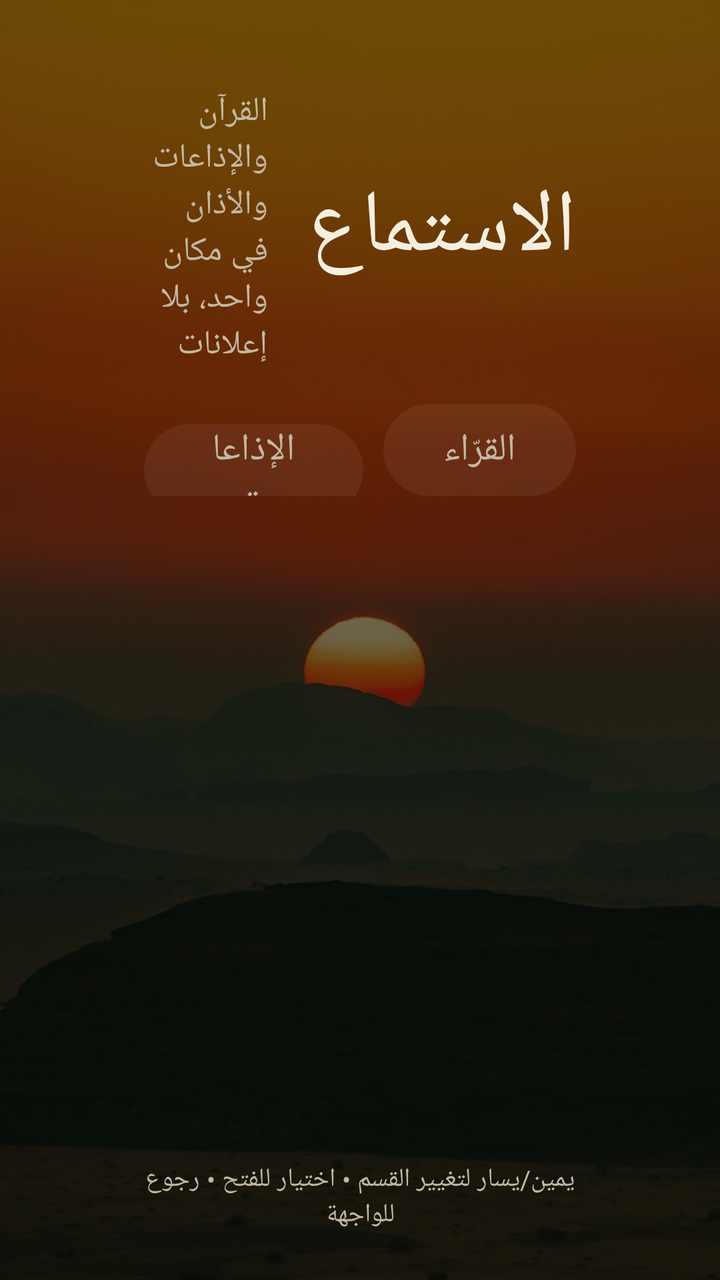
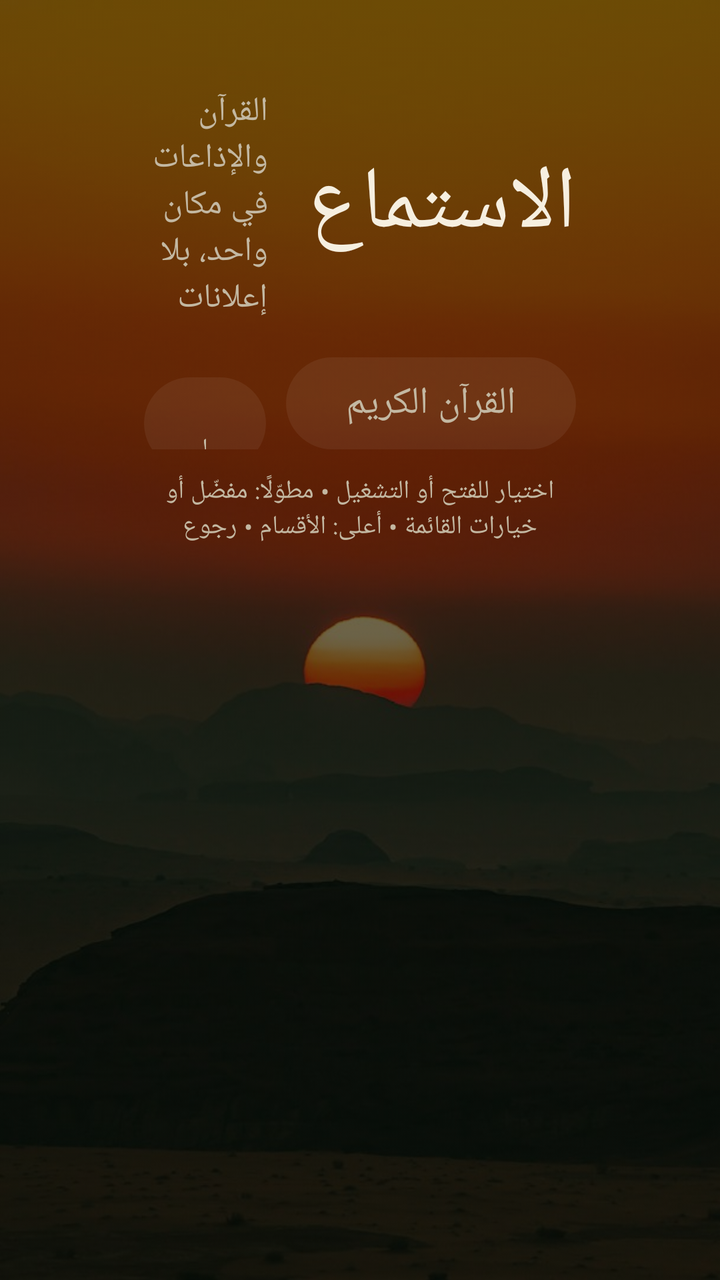

An Android layout rendered at two revisions. The XML below is the earlier revision; the diff shows what the commit changed to produce the second picture.
<!-- AndroidManifest.xml: activity theme android:Theme.Black.NoTitleBar.Fullscreen -->
<!-- res/layout/activity_main.xml -->
<?xml version="1.0" encoding="utf-8"?>
<FrameLayout xmlns:android="http://schemas.android.com/apk/res/android"
    android:layout_width="match_parent"
    android:layout_height="match_parent"
    android:background="@color/bg"
    android:layoutDirection="rtl">

    <ImageView
        android:id="@+id/bg"
        android:layout_width="match_parent"
        android:layout_height="match_parent"
        android:alpha="0.42"
        android:contentDescription="@null"
        android:scaleType="centerCrop"
        android:src="@drawable/bg" />

    <LinearLayout
        android:layout_width="match_parent"
        android:layout_height="match_parent"
        android:orientation="vertical"
        android:paddingStart="72dp"
        android:paddingTop="44dp"
        android:paddingEnd="72dp"
        android:paddingBottom="24dp">

        <LinearLayout
            android:layout_width="match_parent"
            android:layout_height="wrap_content"
            android:gravity="center_vertical"
            android:orientation="horizontal">

            <TextView
                android:id="@+id/title"
                android:layout_width="wrap_content"
                android:layout_height="wrap_content"
                android:text="@string/app_name"
                android:textColor="@color/sand"
                android:textSize="44sp" />

            <TextView
                android:id="@+id/tagline"
                android:layout_width="wrap_content"
                android:layout_height="wrap_content"
                android:layout_marginStart="20dp"
                android:text="@string/tagline"
                android:textColor="@color/dim"
                android:textSize="17sp" />
        </LinearLayout>

        <LinearLayout
            android:id="@+id/tabs"
            android:layout_width="wrap_content"
            android:layout_height="wrap_content"
            android:layout_marginTop="18dp"
            android:orientation="horizontal">

            <TextView
                android:id="@+id/tab_reciters"
                android:layout_width="wrap_content"
                android:layout_height="46dp"
                android:background="@drawable/tab_bg"
                android:clickable="true"
                android:focusable="true"
                android:gravity="center"
                android:paddingStart="30dp"
                android:paddingEnd="30dp"
                android:text="@string/reciters"
                android:textColor="@color/tab_text"
                android:textSize="19sp" />

            <TextView
                android:id="@+id/tab_stations"
                android:layout_width="wrap_content"
                android:layout_height="46dp"
                android:layout_marginStart="10dp"
                android:background="@drawable/tab_bg"
                android:clickable="true"
                android:focusable="true"
                android:gravity="center"
                android:paddingStart="30dp"
                android:paddingEnd="30dp"
                android:text="@string/tab_ma"
                android:textColor="@color/tab_text"
                android:textSize="19sp" />

              <TextView
                android:id="@+id/tab_quran"
                android:layout_width="wrap_content"
                android:layout_height="46dp"
                android:layout_marginStart="10dp"
                android:background="@drawable/tab_bg"
                android:clickable="true"
                android:focusable="true"
                android:gravity="center"
                android:paddingStart="30dp"
                android:paddingEnd="30dp"
                android:text="@string/tab_quran"
                android:textColor="@color/tab_text"
                android:textSize="19sp" />

          <TextView
                android:id="@+id/tab_adhan"
                android:layout_width="wrap_content"
                android:layout_height="46dp"
                android:layout_marginStart="10dp"
                android:background="@drawable/tab_bg"
                android:clickable="true"
                android:focusable="true"
                android:gravity="center"
                android:paddingStart="30dp"
                android:paddingEnd="30dp"
                android:text="@string/adhan"
                android:textColor="@color/tab_text"
                android:textSize="19sp" />
        </LinearLayout>

        <ListView
            android:id="@+id/list"
            android:layout_width="match_parent"
            android:layout_height="0dp"
            android:layout_marginTop="16dp"
            android:layout_weight="1"
            android:clipToPadding="false"
            android:divider="@android:color/transparent"
            android:dividerHeight="9dp"
            android:fadingEdge="none"
            android:listSelector="@android:color/transparent"
            android:paddingBottom="8dp"
            android:scrollbars="none" />

        <GridView
            android:id="@+id/grid"
            android:layout_width="match_parent"
            android:layout_height="0dp"
            android:layout_marginTop="16dp"
            android:layout_weight="1"
            android:clipToPadding="false"
            android:columnWidth="180dp"
            android:fadingEdge="none"
            android:horizontalSpacing="12dp"
            android:layoutDirection="rtl"
            android:listSelector="@android:color/transparent"
            android:numColumns="4"
            android:padding="4dp"
            android:scrollbars="none"
            android:stretchMode="columnWidth"
            android:verticalSpacing="12dp"
            android:visibility="gone" />

        <TextView
            android:id="@+id/hint"
            android:layout_width="match_parent"
            android:layout_height="wrap_content"
            android:layout_marginTop="12dp"
            android:gravity="center"
            android:text="@string/hint_main"
            android:textColor="@color/dim"
            android:textSize="13sp" />
    </LinearLayout>
</FrameLayout>
<!-- resources referenced by this layout -->
<resources>
  <color name="bg">#040E09</color>
  <color name="dim">#C3B8A2</color>
  <color name="sand">#F6EFE0</color>
  <!-- drawable bg: jpg bitmap (drawable-nodpi, 118125 bytes) -->
  <!-- drawable tab_bg (drawable) -->
  <?xml version="1.0" encoding="utf-8"?>
  <selector xmlns:android="http://schemas.android.com/apk/res/android">
      
      <item android:state_focused="true">
          <shape android:shape="rectangle">
              <solid android:color="@color/gold" />
              <corners android:radius="23dp" />
          </shape>
      </item>
      <item android:state_selected="true">
          <shape android:shape="rectangle">
              <solid android:color="#26DCB86F" />
              <stroke android:width="2dp" android:color="@color/gold" />
              <corners android:radius="23dp" />
          </shape>
      </item>
      <item>
          <shape android:shape="rectangle">
              <solid android:color="#0FFFFFFF" />
              <corners android:radius="23dp" />
          </shape>
      </item>
  </selector>
  <string name="adhan">الأذان</string>
  <string name="app_name">الاستماع</string>
  <string name="hint_main">يمين/يسار لتغيير القسم  •  اختيار للفتح  •  رجوع للواجهة</string>
  <string name="reciters">القرّاء</string>
  <string name="tab_ma">الإذاعات</string>
  <string name="tab_quran">القرآن مباشر</string>
  <string name="tagline">القرآن والإذاعات والأذان في مكان واحد، بلا إعلانات</string>
  <color name="gold">#DCB86F</color>
</resources>

<!-- the commit's change to res/layout/activity_main.xml (unified diff, before → after) -->
@@ -64,7 +64,7 @@
                 android:gravity="center"
                 android:paddingStart="30dp"
                 android:paddingEnd="30dp"
-                android:text="@string/reciters"
+                android:text="@string/tab_quran"
                 android:textColor="@color/tab_text"
                 android:textSize="19sp" />
 
@@ -82,70 +82,7 @@
                 android:text="@string/tab_ma"
                 android:textColor="@color/tab_text"
                 android:textSize="19sp" />
-
-              <TextView
-                android:id="@+id/tab_quran"
-                android:layout_width="wrap_content"
-                android:layout_height="46dp"
-                android:layout_marginStart="10dp"
-                android:background="@drawable/tab_bg"
-                android:clickable="true"
-                android:focusable="true"
-                android:gravity="center"
-                android:paddingStart="30dp"
-                android:paddingEnd="30dp"
-                android:text="@string/tab_quran"
-                android:textColor="@color/tab_text"
-                android:textSize="19sp" />
-
-          <TextView
-                android:id="@+id/tab_adhan"
-                android:layout_width="wrap_content"
-                android:layout_height="46dp"
-                android:layout_marginStart="10dp"
-                android:background="@drawable/tab_bg"
-                android:clickable="true"
-                android:focusable="true"
-                android:gravity="center"
-                android:paddingStart="30dp"
-                android:paddingEnd="30dp"
-                android:text="@string/adhan"
-                android:textColor="@color/tab_text"
-                android:textSize="19sp" />
         </LinearLayout>
-
-        <ListView
-            android:id="@+id/list"
-            android:layout_width="match_parent"
-            android:layout_height="0dp"
-            android:layout_marginTop="16dp"
-            android:layout_weight="1"
-            android:clipToPadding="false"
-            android:divider="@android:color/transparent"
-            android:dividerHeight="9dp"
-            android:fadingEdge="none"
-            android:listSelector="@android:color/transparent"
-            android:paddingBottom="8dp"
-            android:scrollbars="none" />
-
-        <GridView
-            android:id="@+id/grid"
-            android:layout_width="match_parent"
-            android:layout_height="0dp"
-            android:layout_marginTop="16dp"
-            android:layout_weight="1"
-            android:clipToPadding="false"
-            android:columnWidth="180dp"
-            android:fadingEdge="none"
-            android:horizontalSpacing="12dp"
-            android:layoutDirection="rtl"
-            android:listSelector="@android:color/transparent"
-            android:numColumns="4"
-            android:padding="4dp"
-            android:scrollbars="none"
-            android:stretchMode="columnWidth"
-            android:verticalSpacing="12dp"
-            android:visibility="gone" />
 
         <TextView
             android:id="@+id/hint"
@@ -153,7 +90,7 @@
             android:layout_height="wrap_content"
             android:layout_marginTop="12dp"
             android:gravity="center"
-            android:text="@string/hint_main"
+            android:text="@string/hint_quran_fav"
             android:textColor="@color/dim"
             android:textSize="13sp" />
     </LinearLayout>
<!-- resource entries referenced after the edit -->
@@ -28,13 +28,11 @@
           </shape>
       </item>
   </selector>
-  <string name="adhan">الأذان</string>
   <string name="app_name">الاستماع</string>
-  <string name="hint_main">يمين/يسار لتغيير القسم  •  اختيار للفتح  •  رجوع للواجهة</string>
-  <string name="reciters">القرّاء</string>
+  <string name="hint_quran_fav">اختيار للفتح أو التشغيل  •  مطوّلًا: مفضّل أو خيارات القائمة  •  أعلى: الأقسام  •  رجوع</string>
   <string name="tab_ma">الإذاعات</string>
-  <string name="tab_quran">القرآن مباشر</string>
-  <string name="tagline">القرآن والإذاعات والأذان في مكان واحد، بلا إعلانات</string>
+  <string name="tab_quran">القرآن الكريم</string>
+  <string name="tagline">القرآن والإذاعات في مكان واحد، بلا إعلانات</string>
   <color name="gold">#DCB86F</color>
 </resources>
 
